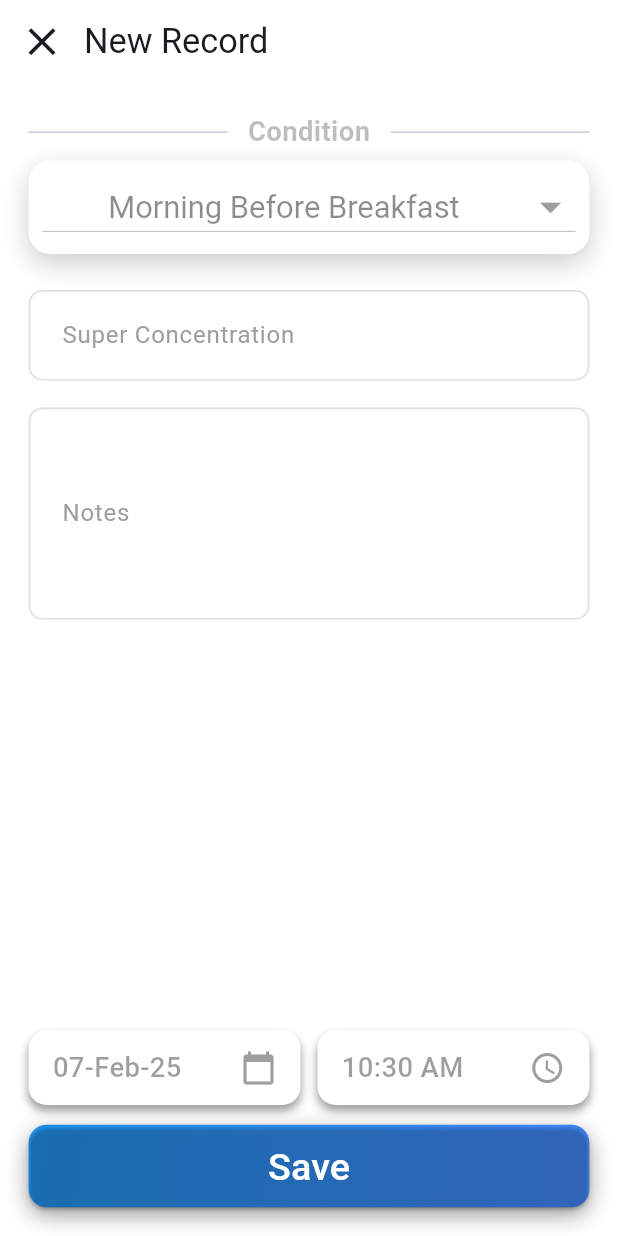
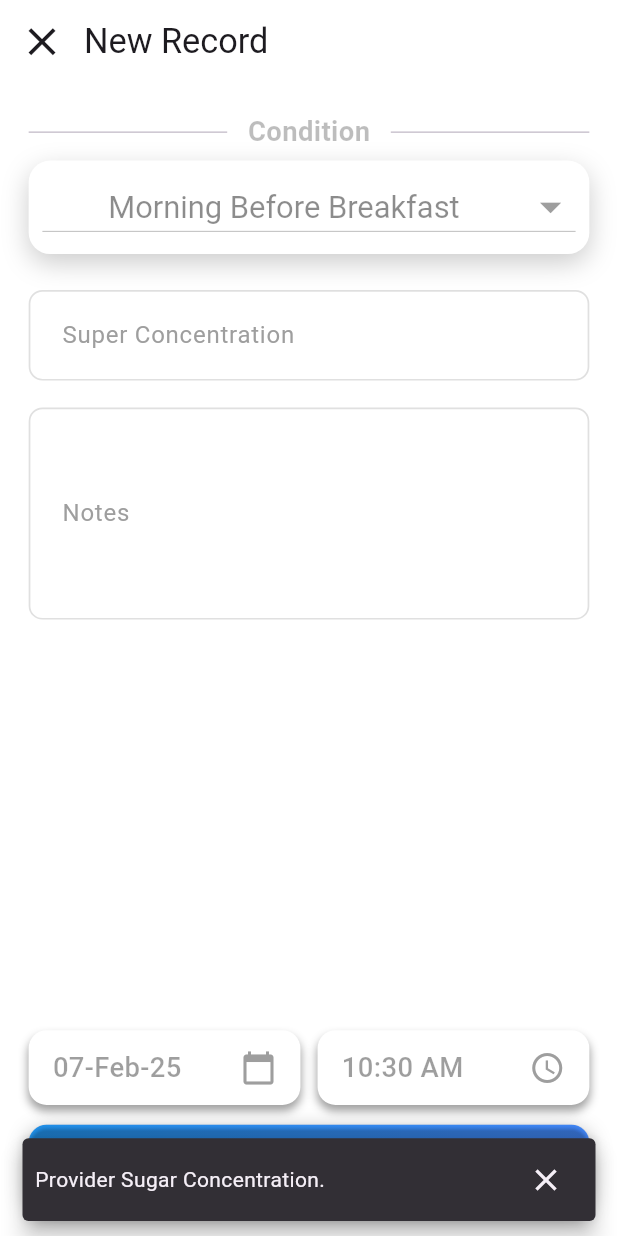
Before and after one commit to JaydeepSitapara/gluco_mate, a Flutter app: the screen it shows after launch, after a tap on "Save", on a phone screen of 412 x 824 dp. Run offline on Flutter 3.47's test engine with Material 3 defaults, Android fonts, the phone set to English and light mode, and no system bars; our stand-ins replace flutter_phoenix, flutter_screenutil, get_it, sqflite; accounts and stored records are empty.

Commit message:
local database integrated, add sugar data done.

```diff
--- a/lib/main.dart
+++ b/lib/main.dart
@@ -3,36 +3,29 @@ import 'package:gluco_mate/providers/patient_data_provider.dart';
 import 'package:gluco_mate/screens/sugardata/add_sugar_data_screen.dart';
 import 'package:gluco_mate/utils/database/db_helper.dart';
 import 'package:flutter_phoenix/flutter_phoenix.dart';
+import 'package:gluco_mate/utils/database/local_db_provider.dart';
+import 'package:gluco_mate/utils/injector.dart';
 import 'package:provider/provider.dart';
 import 'package:flutter_screenutil/flutter_screenutil.dart';
+
+final GlobalKey<NavigatorState> navigatorKey = GlobalKey<NavigatorState>();
 
 Future<void> main() async {
   WidgetsFlutterBinding.ensureInitialized();
   await DbHelper.dbHelper.initDB();
+  setupInjector();
   runApp(
     Phoenix(
       child: MultiProvider(
         providers: [
-          ChangeNotifierProvider(create: (_) => PatientDataProvider()),
+          ChangeNotifierProvider(create: (_) => sl<PatientDataProvider>()),
+          ChangeNotifierProvider(create: (_) => sl<LocalDbProvider>()),
         ],
         child: const MyApp(),
       ),
     ),
   );
 }
-
-// void main() {
-//
-//   //runApp(const MyApp());
-//   runApp(
-//       MultiProvider(
-//         providers: [
-//           ChangeNotifierProvider(create: (_) => PatientDataProvider()),
-//         ],
-//         child: const MyApp(),
-//       ),
-//   );
-// }
 
 class MyApp extends StatelessWidget {
   const MyApp({super.key});
@@ -42,6 +35,7 @@ class MyApp extends StatelessWidget {
     return ScreenUtilInit(
       designSize: const Size(360, 690),
       builder: (context, child) => MaterialApp(
+        navigatorKey: navigatorKey,
         title: 'Gluco-Mate',
         theme: ThemeData(
           // fontFamily: 'Montserrat',
@@ -50,7 +44,7 @@ class MyApp extends StatelessWidget {
           ),
           useMaterial3: true,
         ),
-        home: AddSugerDataScreen(),
+        home: AddSugarDataScreen(),
       ),
     );
   }
--- a/lib/models/suger_data_model.dart
+++ b/lib/models/suger_data_model.dart
@@ -0,0 +1,35 @@
+class SugarData {
+  int? id;
+  double? sugarValue;
+  String? date;
+  String? time;
+  String? measured; //conditions
+  String? notes;
+
+  SugarData({
+    this.id,
+    this.sugarValue,
+    this.date,
+    this.time,
+    this.measured,
+    this.notes,
+  });
+
+  SugarData.fromJson(Map<String, dynamic> json) {
+    json['id'] = id;
+    json['sugarValue'] = sugarValue;
+    json['date'] = date;
+    json['time'] = time;
+    json['measured'] = measured;
+    json['notes'] = notes;
+  }
+
+  Map<String, dynamic> toMap() => {
+        'id': id,
+        'sugarValue': sugarValue,
+        'date': date,
+        'time': time,
+        'measured': measured,
+        'notes': notes,
+      };
+}
--- a/lib/screens/sugardata/add_sugar_data_screen.dart
+++ b/lib/screens/sugardata/add_sugar_data_screen.dart
@@ -1,24 +1,28 @@
 import 'dart:developer';
 
 import 'package:flutter/material.dart';
+import 'package:gluco_mate/models/suger_data_model.dart';
 import 'package:gluco_mate/providers/patient_data_provider.dart';
+import 'package:gluco_mate/utils/database/local_db_provider.dart';
+import 'package:gluco_mate/utils/injector.dart';
 import 'package:gluco_mate/utils/widgets/common_text_form_field.dart';
 import 'package:gluco_mate/utils/widgets/condition_selection_drop_down.dart';
 import 'package:gluco_mate/utils/widgets/custom_save_button.dart';
 import 'package:gluco_mate/utils/widgets/date_picker.dart';
+import 'package:gluco_mate/utils/widgets/show_toast.dart';
 import 'package:gluco_mate/utils/widgets/time_picker.dart';
 
 import 'package:provider/provider.dart';
 import 'package:flutter_screenutil/flutter_screenutil.dart';
 
-class AddSugerDataScreen extends StatefulWidget {
-  AddSugerDataScreen({super.key});
+class AddSugarDataScreen extends StatefulWidget {
+  AddSugarDataScreen({super.key});
 
   @override
-  State<AddSugerDataScreen> createState() => _AddSugerDataScreenState();
+  State<AddSugarDataScreen> createState() => _AddSugarDataScreenState();
 }
 
-class _AddSugerDataScreenState extends State<AddSugerDataScreen> {
+class _AddSugarDataScreenState extends State<AddSugarDataScreen> {
   final sugarLevelController = TextEditingController();
   final notesLevelController = TextEditingController();
 
@@ -70,7 +74,6 @@ class _AddSugerDataScreenState extends State<AddSugerDataScreen> {
                     ),
                   ],
                 ),
-
                 CustomDropdown(),
                 SizedBox(height: 10.h),
                 CommonTextFormField(
@@ -84,12 +87,12 @@ class _AddSugerDataScreenState extends State<AddSugerDataScreen> {
                   maxLines: 4,
                   labelText: 'Notes',
                   hintText: 'notes',
+                  keyboardType: TextInputType.text,
                 ),
                 const Expanded(
                   child: SizedBox(),
                 ),
                 Row(
-
                   children: [
                     Expanded(
                       child: DatePickerWidget(
@@ -99,7 +102,9 @@ class _AddSugerDataScreenState extends State<AddSugerDataScreen> {
                         },
                       ),
                     ),
-                    SizedBox(width: 10.w,),
+                    SizedBox(
+                      width: 10.w,
+                    ),
                     Expanded(
                       child: TimePickerWidget(
                         onTimeSelected: (value) {
@@ -112,11 +117,37 @@ class _AddSugerDataScreenState extends State<AddSugerDataScreen> {
                 ),
                 SizedBox(height: 1.h),
                 SaveButton(
-                  onPressed: () {
-                    log('Condition : ${patientDataProvider.selectedCondition}');
-                    log('Sugar Level : ${sugarLevelController.text.toString()}');
-                    log('Notes : ${notesLevelController.text.toString()}');
-                    log('Date Time : ${patientDataProvider.selectedDate} -- ${patientDataProvider.selectedTime} ');
+                  onPressed: () async {
+
+                    if(sugarLevelController.text.isEmpty) {
+                      showSnackbar('Provider Sugar Concentration.');
+                    }else {
+                      log('Condition : ${patientDataProvider.selectedCondition}');
+                      log('Sugar Level : ${sugarLevelController.text.toString()}');
+                      log('Notes : ${notesLevelController.text.toString()}');
+                      log('Date Time : ${patientDataProvider.selectedDate} -- ${patientDataProvider.selectedTime} ');
+
+                      final sugarData = SugarData(
+                        measured: '${patientDataProvider.selectedCondition}',
+                        sugarValue:
+                        double.tryParse(sugarLevelController.text.trim()),
+                        notes: '${notesLevelController.text.trim()}',
+                        date: '${patientDataProvider.selectedDate}',
+                        time: '${patientDataProvider.selectedTime}',
+                      );
+
+                      final res =
+                      await sl<LocalDbProvider>().addSugarData(sugarData);
+
+                      showSnackbar('Sugar Data Added.');
+
+                      notesLevelController.clear();
+                      sugarLevelController.clear();
+
+                      print('UI Result: ${res}');
+                    }
+
+
                   },
                 ),
               ],
--- /dev/null
+++ b/lib/utils/database/local_db_provider.dart
@@ -0,0 +1,25 @@
+import 'dart:developer';
+
+import 'package:flutter/material.dart';
+import 'package:gluco_mate/models/suger_data_model.dart';
+import 'package:gluco_mate/utils/database/db_helper.dart';
+import 'package:gluco_mate/utils/database/tables/tables.dart';
+import 'package:sqflite/sqflite.dart';
+
+class LocalDbProvider extends ChangeNotifier {
+  Future<int> addSugarData(SugarData sugarData) async {
+    try {
+
+      Database? db = await DbHelper.dbHelper
+          .database;
+
+      final response = db
+          .insert(Tables.sugarDataTable, sugarData.toMap());
+
+      return response;
+    } catch (e) {
+      log('Error in add sugar data: ${e.toString()}');
+      return 0;
+    }
+  }
+}
--- a/lib/utils/database/tables/tables.dart
+++ b/lib/utils/database/tables/tables.dart
@@ -13,7 +13,7 @@ class Tables {
   static const String columnBloodGroup = 'bloodGroup';
   static const String columnType = 'type'; //diabetes-type
 
-  //for suger-data table columns
+  //for sugar-data table columns
   static const String columnSugarValue = 'sugarValue';
   static const String columnDate = 'date';
   static const String columnTime = 'time';
--- /dev/null
+++ b/lib/utils/injector.dart
@@ -0,0 +1,10 @@
+import 'package:get_it/get_it.dart';
+import 'package:gluco_mate/providers/patient_data_provider.dart';
+import 'package:gluco_mate/utils/database/local_db_provider.dart';
+
+final sl = GetIt.instance;
+
+void setupInjector() {
+  sl.registerLazySingleton<PatientDataProvider>(() => PatientDataProvider());
+  sl.registerLazySingleton<LocalDbProvider>(() => LocalDbProvider());
+}
--- /dev/null
+++ b/lib/utils/widgets/show_toast.dart
@@ -0,0 +1,18 @@
+import 'package:flutter/material.dart';
+import 'package:gluco_mate/main.dart';
+import 'package:flutter_screenutil/flutter_screenutil.dart';
+
+showSnackbar(String message) {
+  final context = navigatorKey.currentContext;
+  if (context != null) {
+    ScaffoldMessenger.of(context).showSnackBar(
+      SnackBar(
+        showCloseIcon: true,
+        padding: EdgeInsets.symmetric(horizontal: 7.h, vertical: 3.h),
+        behavior: SnackBarBehavior.floating,
+        content: Text(message),
+
+      ),
+    );
+  }
+}
--- a/pubspec.yaml
+++ b/pubspec.yaml
@@ -53,6 +53,7 @@ dev_dependencies:
   path: ^1.9.0 #provides common operations for manipulating paths: joining, splitting, normalizing, etc
   path_provider: ^2.1.5 #used for locations on the filesystem
   flutter_phoenix: ^1.1.1 #Easily restart your application from scratch, losing any previous state
+  get_it: ^8.0.3
 
 # For information on the generic Dart part of this file, see the
 # following page: https://dart.dev/tools/pub/pubspec
```
Also changed, not shown: pubspec.lock.
